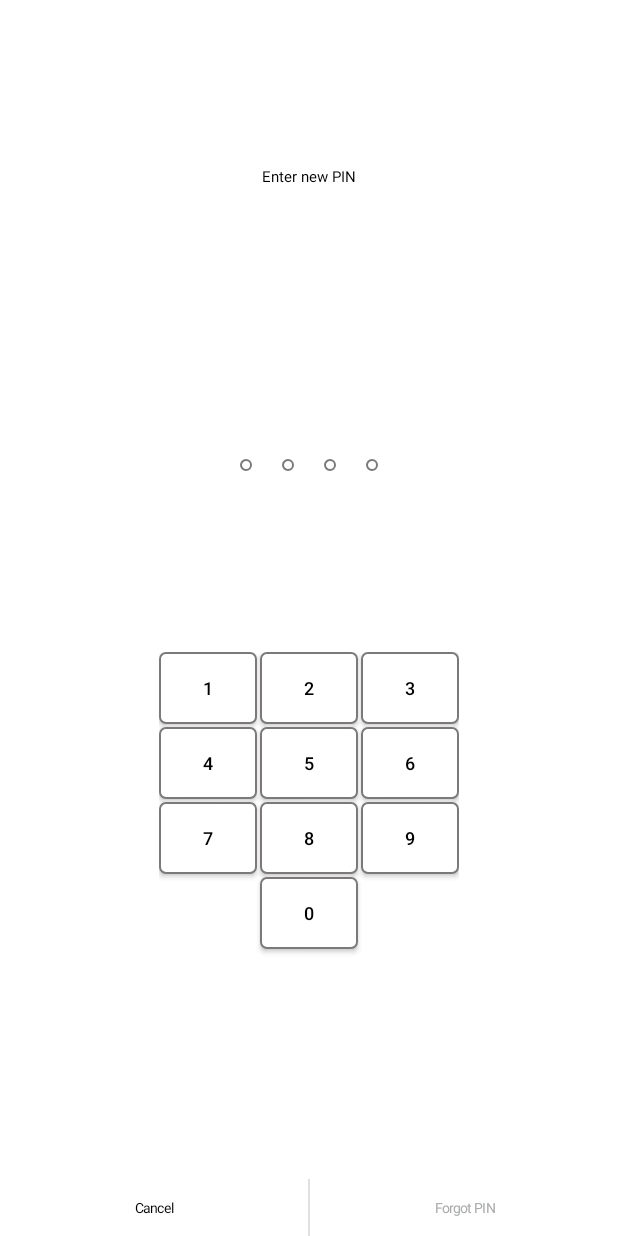
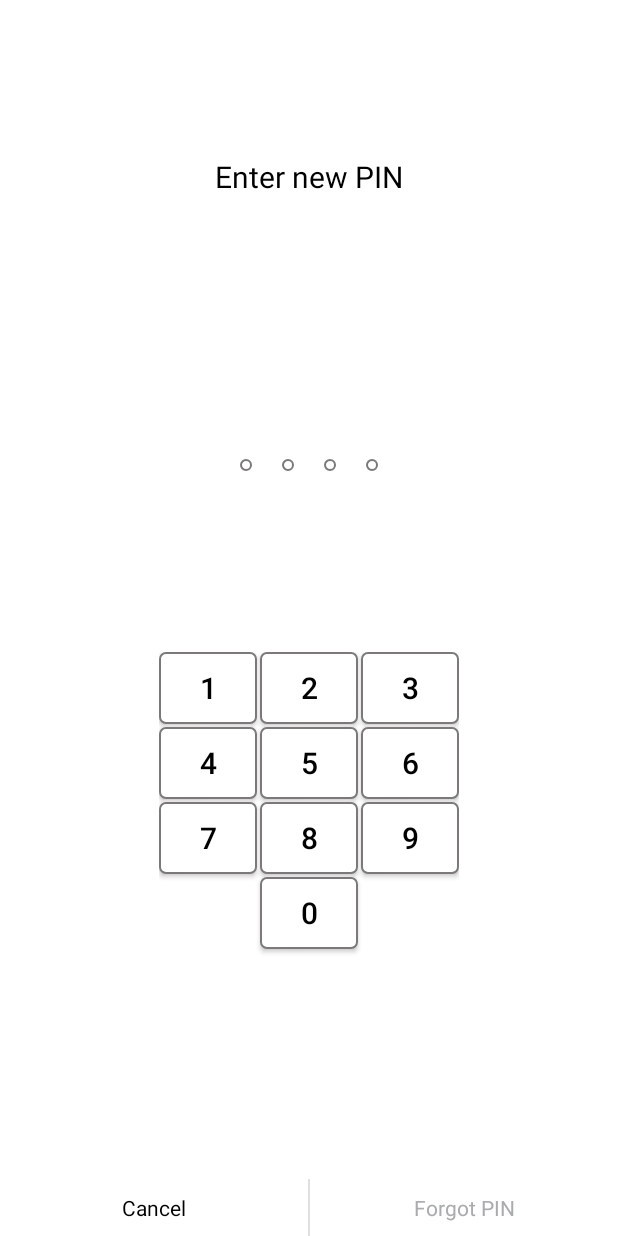
Before and after one commit to manupsunny/PinLock, an Android app: the SetPinActivitySample screen opened directly, with no data from a screen before it, on a phone screen of 412 x 824 dp. Run offline under Robolectric (Android 15) with nearby library versions, the phone set to English and light mode, and no system bars.

Commit message:
Migrating dimensions of text sizes from dp to sp

```diff
--- a/pinlock/src/main/java/com/manusunny/pinlock/BasePinActivity.java
+++ b/pinlock/src/main/java/com/manusunny/pinlock/BasePinActivity.java
@@ -21,6 +21,7 @@ import android.app.Activity;
 import android.content.res.TypedArray;
 import android.graphics.Color;
 import android.os.Bundle;
+import android.util.TypedValue;
 import android.view.View;
 import android.widget.TextView;
 
@@ -103,9 +104,10 @@ public abstract class BasePinActivity extends Activity implements PinListener {
         View layout = findViewById(R.id.pinLockLayout);
         layout.setBackgroundColor(layoutBackground);
 
-        final int cancelForgotTextSize = styledAttributes.getDimensionPixelOffset(R.styleable.PinLock_cancelForgotTextSize, 20);
-        cancelButton.setTextSize(cancelForgotTextSize);
-        forgetButton.setTextSize(cancelForgotTextSize);
+        final int cancelForgotTextSize = styledAttributes.getInt(R.styleable.PinLock_cancelForgotTextSize, 20);
+        cancelButton.setTextSize(TypedValue.COMPLEX_UNIT_SP, cancelForgotTextSize);
+        forgetButton.setTextSize(TypedValue.COMPLEX_UNIT_SP, cancelForgotTextSize);
+
 
         final int cancelForgotTextColor = styledAttributes.getColor(R.styleable.PinLock_cancelForgotTextColor, Color.BLACK);
         cancelButton.setTextColor(cancelForgotTextColor);
@@ -115,9 +117,9 @@ public abstract class BasePinActivity extends Activity implements PinListener {
             forgetButton.setTextColor(Color.parseColor("#a9abac"));
         }
 
-        final int infoTextSize = styledAttributes.getDimensionPixelOffset(R.styleable.PinLock_infoTextSize, 20);
+        final int infoTextSize = styledAttributes.getInt(R.styleable.PinLock_infoTextSize, 20);
         final int infoTextColor = styledAttributes.getColor(R.styleable.PinLock_infoTextColor, Color.BLACK);
-        label.setTextSize(infoTextSize);
+        label.setTextSize(TypedValue.COMPLEX_UNIT_SP, infoTextSize);
         label.setTextColor(infoTextColor);
     }
 
--- a/pinlock/src/main/java/com/manusunny/pinlock/components/KeypadAdapter.java
+++ b/pinlock/src/main/java/com/manusunny/pinlock/components/KeypadAdapter.java
@@ -22,6 +22,7 @@ import android.content.res.TypedArray;
 import android.graphics.Color;
 import android.graphics.drawable.TransitionDrawable;
 import android.os.Vibrator;
+import android.util.TypedValue;
 import android.view.LayoutInflater;
 import android.view.View;
 import android.view.ViewGroup;
@@ -149,8 +150,8 @@ public class KeypadAdapter extends BaseAdapter {
      * @param view Button itself
      */
     private void setStyle(Button view) {
-        final int textSize = styledAttributes.getDimensionPixelOffset(R.styleable.PinLock_keypadTextSize, 20);
-        view.setTextSize(textSize);
+        final int textSize = styledAttributes.getInt(R.styleable.PinLock_keypadTextSize, 12);
+        view.setTextSize(TypedValue.COMPLEX_UNIT_SP, textSize);
 
         final int color = styledAttributes.getColor(R.styleable.PinLock_keypadTextColor, Color.BLACK);
         view.setTextColor(color);
--- a/pinlock/src/main/res/values/attrs.xml
+++ b/pinlock/src/main/res/values/attrs.xml
@@ -7,7 +7,7 @@
 
         <attr name="keypadButtonShape" format="reference"/>
         <attr name="keypadTextColor" format="color"/>
-        <attr name="keypadTextSize" format="dimension"/>
+        <attr name="keypadTextSize" format="integer"/>
         <attr name="keypadWidth" format="dimension"/>
         <attr name="keypadHeight" format="dimension"/>
         <attr name="keypadVerticalSpacing" format="dimension"/>
@@ -15,10 +15,10 @@
         <attr name="keypadClickAnimationDuration" format="integer"/>
 
         <attr name="cancelForgotTextColor" format="color"/>
-        <attr name="cancelForgotTextSize" format="dimension"/>
+        <attr name="cancelForgotTextSize" format="integer"/>
 
         <attr name="infoTextColor" format="color"/>
-        <attr name="infoTextSize" format="dimension"/>
+        <attr name="infoTextSize" format="integer"/>
 
         <attr name="vibrateOnClick" format="boolean"/>
         <attr name="vibrateDuration" format="integer"/>
--- a/pinlock/src/main/res/values/styles.xml
+++ b/pinlock/src/main/res/values/styles.xml
@@ -7,7 +7,7 @@
 
         <item name="keypadButtonShape">@drawable/rectangle</item>
         <item name="keypadTextColor">#000000</item>
-        <item name="keypadTextSize">8dp</item>
+        <item name="keypadTextSize">20</item>
         <item name="keypadWidth">200dp</item>
         <item name="keypadHeight">230dp</item>
         <item name="keypadVerticalSpacing">2dp</item>
@@ -15,10 +15,10 @@
         <item name="keypadClickAnimationDuration">100</item>
 
         <item name="cancelForgotTextColor">#000000</item>
-        <item name="cancelForgotTextSize">6dp</item>
+        <item name="cancelForgotTextSize">14</item>
 
         <item name="infoTextColor">#000000</item>
-        <item name="infoTextSize">8dp</item>
+        <item name="infoTextSize">20</item>
 
         <item name="vibrateOnClick">true</item>
         <item name="vibrateDuration">20</item>
--- a/sample/src/main/res/values/styles.xml
+++ b/sample/src/main/res/values/styles.xml
@@ -13,7 +13,7 @@
 
         <item name="keypadButtonShape">@drawable/rectangle</item>
         <item name="keypadTextColor">#000000</item>
-        <item name="keypadTextSize">8dp</item>
+        <item name="keypadTextSize">20</item>
         <item name="keypadWidth">200dp</item>
         <item name="keypadHeight">230dp</item>
         <item name="keypadVerticalSpacing">2dp</item>
@@ -21,10 +21,10 @@
         <item name="keypadClickAnimationDuration">100</item>
 
         <item name="cancelForgotTextColor">#000000</item>
-        <item name="cancelForgotTextSize">6dp</item>
+        <item name="cancelForgotTextSize">14</item>
 
         <item name="infoTextColor">#000000</item>
-        <item name="infoTextSize">7dp</item>
+        <item name="infoTextSize">20</item>
 
         <item name="vibrateOnClick">true</item>
         <item name="vibrateDuration">20</item>
```
Also changed, not shown: 1 other file.
